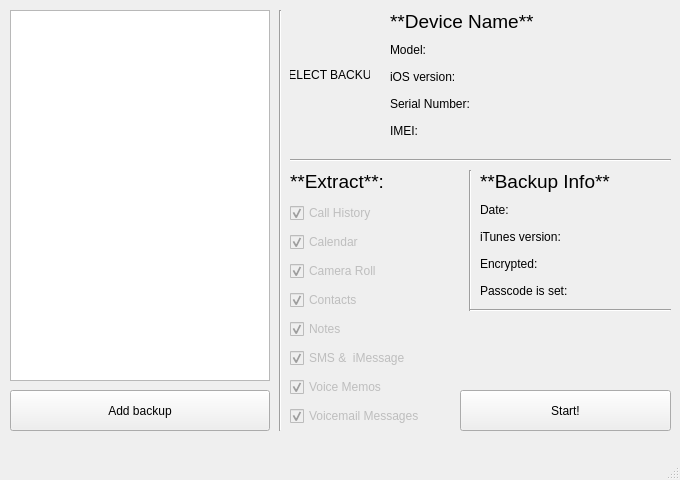
brokenCursor/DeTuner, file ui/main.ui: the form before one commit.
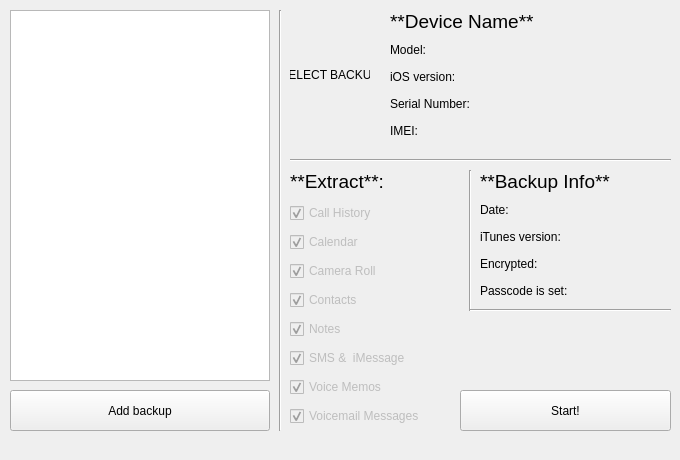
The form after the commit. Icons and pictures are not drawn.

Commit message: Removed statusbar

Diff of the .ui file:
```diff
--- a/ui/main.ui
+++ b/ui/main.ui
@@ -7,7 +7,7 @@
     <x>0</x>
     <y>0</y>
     <width>680</width>
-    <height>480</height>
+    <height>460</height>
    </rect>
   </property>
   <property name="sizePolicy">
@@ -338,7 +338,7 @@
      <string>Start!</string>
     </property>
    </widget>
-   <widget class="QWidget" name="">
+   <widget class="QWidget" name="layoutWidget">
     <property name="geometry">
      <rect>
       <x>480</x>
@@ -404,7 +404,6 @@
     </rect>
    </property>
   </widget>
-  <widget class="QStatusBar" name="statusbar"/>
  </widget>
  <resources/>
  <connections/>
```
